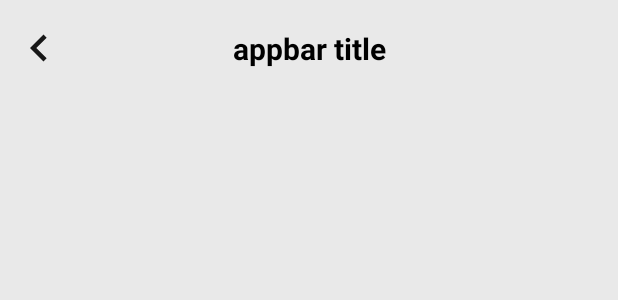
After one commit to WSCSports/blaze-sample-android-v2, an Android app: the layout sample_appbar.xml on its own in the app's theme, with its tools: preview values and no code run, on a phone screen of 412 x 824 dp. The commit adds this screen. Shown: the top 300 px of the screen. Run offline under Robolectric (Android 15) with nearby library versions, the phone set to English and light mode, and no system bars.

Commit message:
Merged PR 200372: Added custom appbar
Added custom appbar

```diff
--- /dev/null
+++ b/app/src/main/res/layout/sample_appbar.xml
@@ -0,0 +1,34 @@
+<?xml version="1.0" encoding="utf-8"?>
+<androidx.constraintlayout.widget.ConstraintLayout xmlns:android="http://schemas.android.com/apk/res/android"
+    android:layout_width="match_parent"
+    android:layout_height="?attr/actionBarSize"
+    xmlns:app="http://schemas.android.com/apk/res-auto"
+    xmlns:tools="http://schemas.android.com/tools">
+
+    <TextView
+        android:id="@+id/text_title"
+        android:layout_width="0dp"
+        android:layout_height="wrap_content"
+        android:gravity="center"
+        android:textColor="@color/black"
+        android:textSize="20sp"
+        android:textStyle="bold"
+        app:layout_constraintTop_toTopOf="parent"
+        app:layout_constraintBottom_toBottomOf="parent"
+        app:layout_constraintStart_toStartOf="parent"
+        app:layout_constraintEnd_toEndOf="parent"
+        tools:text="appbar title"/>
+
+    <ImageButton
+        android:id="@+id/button_back"
+        android:layout_width="36dp"
+        android:layout_height="36dp"
+        android:layout_marginStart="8dp"
+        android:background="?attr/selectableItemBackgroundBorderless"
+        android:src="@drawable/ic_back_button"
+        android:scaleType="centerCrop"
+        app:layout_constraintStart_toStartOf="parent"
+        app:layout_constraintTop_toTopOf="parent"
+        app:layout_constraintBottom_toBottomOf="parent"/>
+
+</androidx.constraintlayout.widget.ConstraintLayout>
```
Also changed, not shown: app/src/main/java/com/wscsports/android/blaze/blaze_sample_android/SampleAppbarView.kt (added, +29 -0 lines), app/src/main/java/com/wscsports/android/blaze/blaze_sample_android/samples/GlobalOperationsActivity.kt (+6 -24 lines), app/src/main/res/layout/activity_global_configuration.xml (+5 -8 lines).
